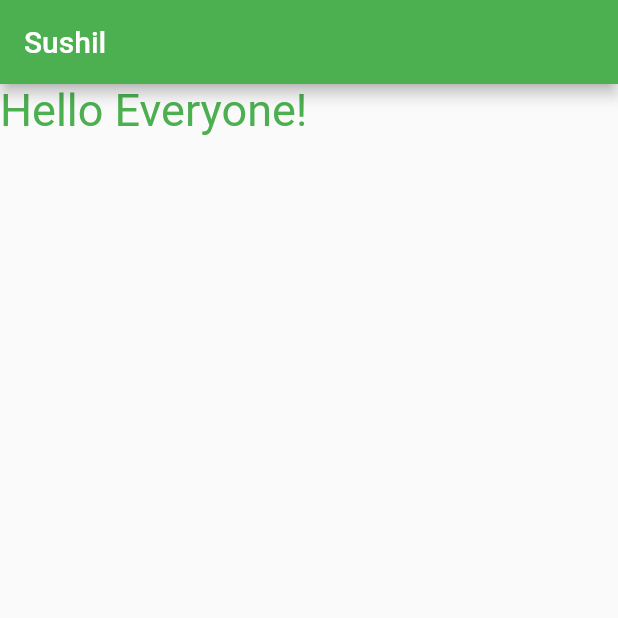
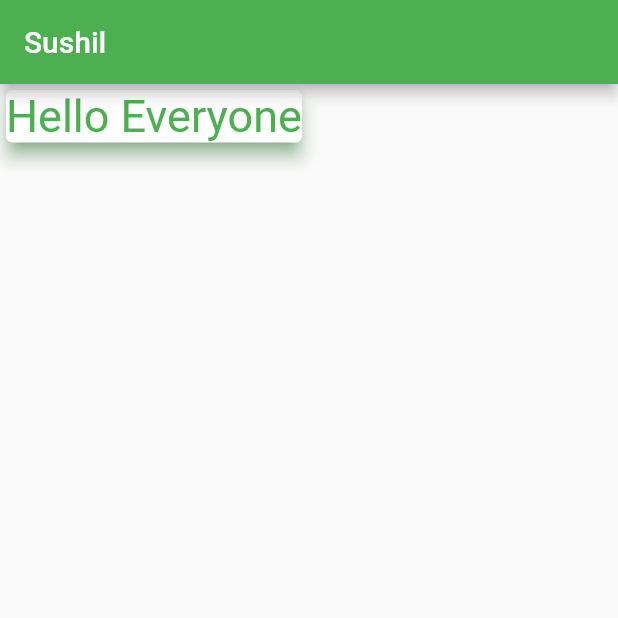
Before and after one commit to Sushil-jaishi/FlutterApp, a Flutter app: the screen it shows after launch, on a phone screen of 412 x 824 dp, the top half of it. Run offline on Flutter 3.47's test engine with Material 2 defaults, Android fonts, the phone set to English and light mode, and no system bars.

Commit message:
Card widget

```diff
--- a/lib/main.dart
+++ b/lib/main.dart
@@ -23,7 +23,11 @@ class HomePageScreen extends StatelessWidget{
         appBar: AppBar(
           title: Text('Sushil'),
         ),
-        body: Text('Hello Everyone!', style: mytheme(),)
+        body:Card(
+          elevation: 5,
+          shadowColor: Colors.green,
+          child: Text('Hello Everyone',style: TextStyle(fontSize: 30,color: Colors.green),),
+        )
     );
   }
 
```
